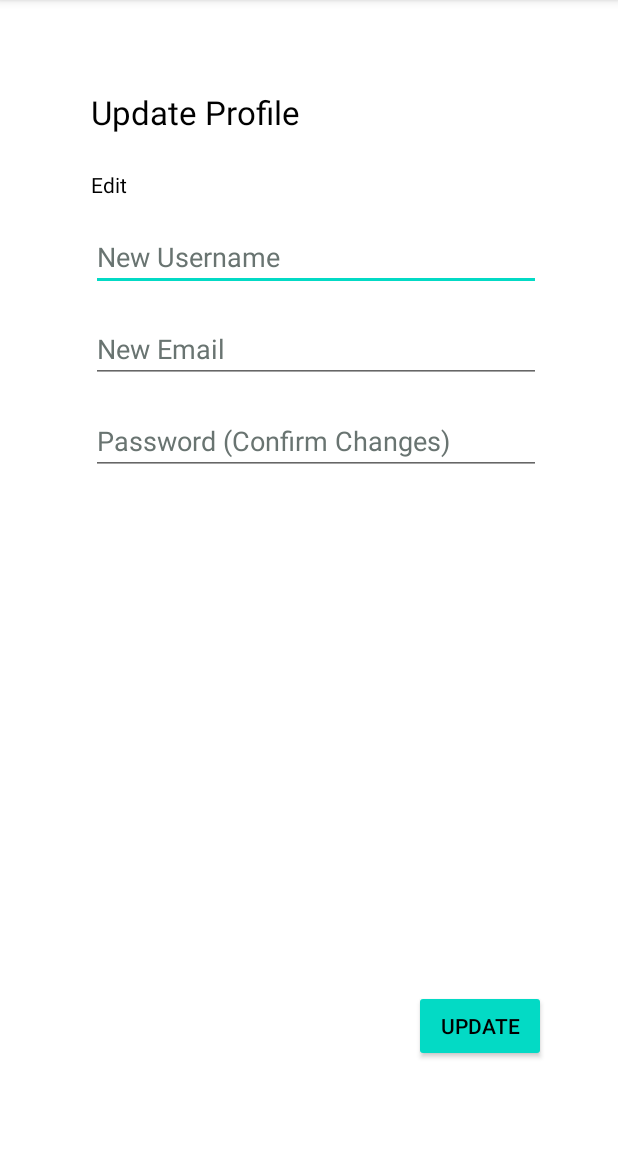
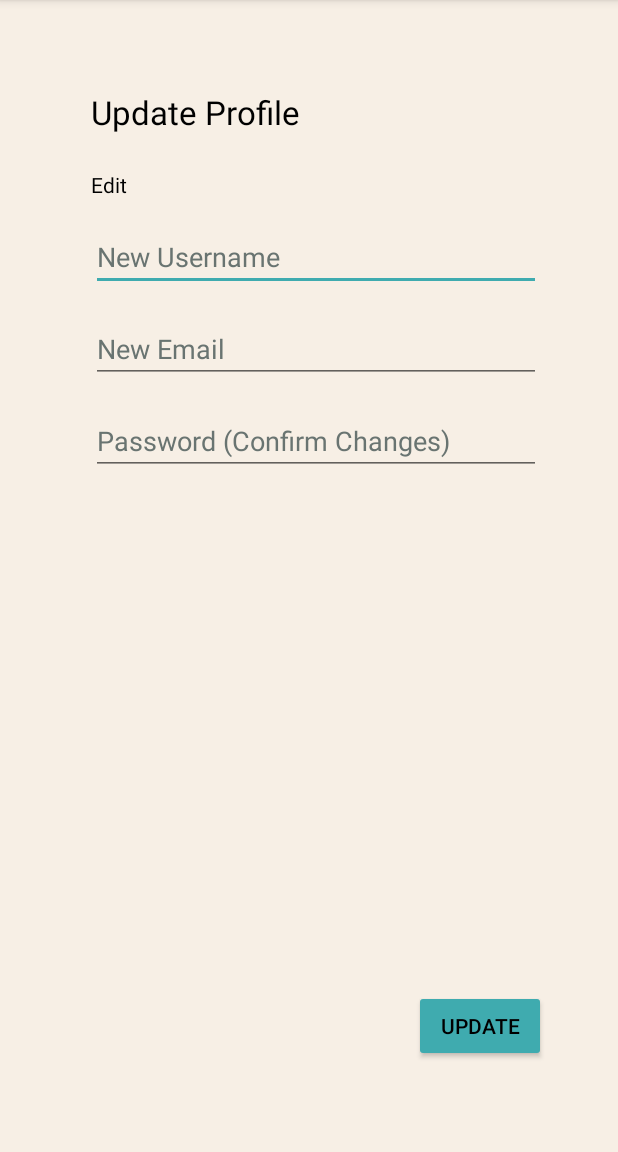
Before and after one commit to geehyness/Meditation-Times-App, an Android app: the screen it shows after launch once a user with an empty profile is signed in (HomeActivity), in the side drawer, after a tap on "Profile", on a phone screen of 412 x 824 dp, the part 84-1236 px from its top. Run offline under Robolectric (Android 15) with nearby library versions, the phone set to English and light mode, and no system bars; our stand-ins replace Firebase (no records; nobody signed in at launch, a user with empty details on screens opened directly); 2 statements that could not run were skipped.

```diff
--- a/HLCMT2/app/src/main/java/com/hw/hlcmt/HomeActivity.java
+++ b/HLCMT2/app/src/main/java/com/hw/hlcmt/HomeActivity.java
@@ -112,9 +112,9 @@ public class HomeActivity extends AppCompatActivity implements View.OnClickListe
                 getSupportFragmentManager().beginTransaction().replace(R.id.fragment_container,
                         new MeditationFragment()).commit();
                 break;
-            case R.id.nav_chat:
+            case R.id.nav_settings:
                 getSupportFragmentManager().beginTransaction().replace(R.id.fragment_container,
-                        new ChatFragment()).commit();
+                        new SettingsFragment()).commit();
                 break;
             case R.id.nav_profile:
                 getSupportFragmentManager().beginTransaction().replace(R.id.fragment_container,
--- /dev/null
+++ b/HLCMT2/app/src/main/java/com/hw/hlcmt/JavaRepositories/Language.java
@@ -0,0 +1,5 @@
+package com.hw.hlcmt.JavaRepositories;
+
+public enum Language {
+    English, Siswati
+}
--- a/HLCMT2/app/src/main/java/com/hw/hlcmt/MeditationFragment.java
+++ b/HLCMT2/app/src/main/java/com/hw/hlcmt/MeditationFragment.java
@@ -33,10 +33,11 @@ import java.util.HashSet;
 
 public class MeditationFragment extends Fragment {
     private final FirebaseAuth fbAuth = FirebaseAuth.getInstance();
-    private RecyclerView mRecyclerView;
-    private RecyclerView.Adapter mAdapter;
-    private RecyclerView.LayoutManager mLayoutManager;
+    private RecyclerView mtRecyclerView;
+    private RecyclerView.Adapter mtAdapter;
+    private RecyclerView.LayoutManager mtLayoutManager;
     private FloatingActionButton btnAddMT;
+    private FloatingActionButton btnAdmin;
 
     private ArrayList<MessageModel> MTList = new ArrayList<>();
     private HashSet<MessageModel> set = new HashSet<>();
@@ -48,7 +49,17 @@ public class MeditationFragment extends Fragment {
     public View onCreateView(@NonNull LayoutInflater inflater, @Nullable ViewGroup container, @Nullable Bundle savedInstanceState) {
         final View v = inflater.inflate(R.layout.fragment_meditation, container, false);
         btnAddMT = v.findViewById(R.id.btnAddMT);
+        btnAdmin = v.findViewById(R.id.btnAdmin);
         btnAddMT.hide();
+        btnAdmin.hide();
+
+        mtRecyclerView = v.findViewById(R.id.recyclerView);
+        mtRecyclerView.setHasFixedSize(true);
+        mtLayoutManager = new LinearLayoutManager(getContext());
+        mtAdapter = new MTAdapter(MTList);
+
+        mtRecyclerView.setLayoutManager(mtLayoutManager);
+        mtRecyclerView.setAdapter(mtAdapter);
 
         messages.addSnapshotListener(new EventListener<QuerySnapshot>() {
             @Override
@@ -61,21 +72,19 @@ public class MeditationFragment extends Fragment {
                 if (queryDocumentSnapshots != null){
                     for(DocumentSnapshot msg : queryDocumentSnapshots){
                         MessageModel tempMsg = msg.toObject(MessageModel.class);
+                        tempMsg.setMsgId(msg.getId());
 
-                        // If String is not in set, add it to the list and the set.
-                        if (!set.contains(tempMsg)) {
+                        boolean exists = false;
+
+                        for(MessageModel m : MTList)
+                            if(m.getMsgId().equals(tempMsg.getMsgId()))
+                                exists = true;
+
+                        if (!exists)
                             MTList.add(tempMsg);
-                            set.add(tempMsg);
-                        }
                     }
 
-                    mRecyclerView = v.findViewById(R.id.recyclerView);
-                    mRecyclerView.setHasFixedSize(true);
-                    mLayoutManager = new LinearLayoutManager(getContext());
-                    mAdapter = new MTAdapter(MTList);
-
-                    mRecyclerView.setLayoutManager(mLayoutManager);
-                    mRecyclerView.setAdapter(mAdapter);
+                    mtAdapter.notifyDataSetChanged();
                 }
             }
         });
@@ -105,9 +114,10 @@ public class MeditationFragment extends Fragment {
 
                 if(userModel != null){
                     if(userModel.getUserType().equals(UserType.ADMIN) ||
-                            userModel.getUserType().equals(UserType.WRITER)){
+                            userModel.getUserType().equals(UserType.WRITER))
                         btnAddMT.show();
-                    }
+                    if(userModel.getUserType().equals(UserType.ADMIN))
+                        btnAdmin.show();
                 }
             }
         });
--- a/HLCMT2/app/src/main/java/com/hw/hlcmt/ChatFragment.java
+++ b/HLCMT2/app/src/main/java/com/hw/hlcmt/SettingsFragment.java
@@ -8,10 +8,10 @@ import android.view.LayoutInflater;
 import android.view.View;
 import android.view.ViewGroup;
 
-public class ChatFragment extends Fragment {
+public class SettingsFragment extends Fragment {
     @Nullable
     @Override
     public View onCreateView(@NonNull LayoutInflater inflater, @Nullable ViewGroup container, @Nullable Bundle savedInstanceState) {
-        return inflater.inflate(R.layout.fragment_chat, container, false);
+        return inflater.inflate(R.layout.fragment_settings, container, false);
     }
 }
--- /dev/null
+++ b/HLCMT2/app/src/main/res/drawable/ic_settings.xml
@@ -0,0 +1,9 @@
+<vector xmlns:android="http://schemas.android.com/apk/res/android"
+        android:width="24dp"
+        android:height="24dp"
+        android:viewportWidth="24.0"
+        android:viewportHeight="24.0">
+    <path
+        android:fillColor="#FF000000"
+        android:pathData="M12,10c-1.1,0 -2,0.9 -2,2s0.9,2 2,2 2,-0.9 2,-2 -0.9,-2 -2,-2zM19,3L5,3c-1.11,0 -2,0.9 -2,2v14c0,1.1 0.89,2 2,2h14c1.11,0 2,-0.9 2,-2L21,5c0,-1.1 -0.89,-2 -2,-2zM17.25,12c0,0.23 -0.02,0.46 -0.05,0.68l1.48,1.16c0.13,0.11 0.17,0.3 0.08,0.45l-1.4,2.42c-0.09,0.15 -0.27,0.21 -0.43,0.15l-1.74,-0.7c-0.36,0.28 -0.76,0.51 -1.18,0.69l-0.26,1.85c-0.03,0.17 -0.18,0.3 -0.35,0.3h-2.8c-0.17,0 -0.32,-0.13 -0.35,-0.29l-0.26,-1.85c-0.43,-0.18 -0.82,-0.41 -1.18,-0.69l-1.74,0.7c-0.16,0.06 -0.34,0 -0.43,-0.15l-1.4,-2.42c-0.09,-0.15 -0.05,-0.34 0.08,-0.45l1.48,-1.16c-0.03,-0.23 -0.05,-0.46 -0.05,-0.69 0,-0.23 0.02,-0.46 0.05,-0.68l-1.48,-1.16c-0.13,-0.11 -0.17,-0.3 -0.08,-0.45l1.4,-2.42c0.09,-0.15 0.27,-0.21 0.43,-0.15l1.74,0.7c0.36,-0.28 0.76,-0.51 1.18,-0.69l0.26,-1.85c0.03,-0.17 0.18,-0.3 0.35,-0.3h2.8c0.17,0 0.32,0.13 0.35,0.29l0.26,1.85c0.43,0.18 0.82,0.41 1.18,0.69l1.74,-0.7c0.16,-0.06 0.34,0 0.43,0.15l1.4,2.42c0.09,0.15 0.05,0.34 -0.08,0.45l-1.48,1.16c0.03,0.23 0.05,0.46 0.05,0.69z"/>
+</vector>
--- a/HLCMT2/app/src/main/res/layout/mt_item.xml
+++ b/HLCMT2/app/src/main/res/layout/mt_item.xml
@@ -32,7 +32,7 @@
             android:id="@+id/mtDate"
             android:layout_width="wrap_content"
             android:layout_height="wrap_content"
-            android:layout_below="@+id/mtAuthor"
+            android:layout_below="@+id/mtTitle"
             android:layout_marginStart="4dp"
             android:layout_toEndOf="@+id/mtImage"
             android:text="Line 2"
@@ -42,7 +42,7 @@
             android:id="@+id/mtAuthor"
             android:layout_width="wrap_content"
             android:layout_height="wrap_content"
-            android:layout_below="@+id/mtTitle"
+            android:layout_below="@+id/mtDate"
             android:layout_marginStart="4dp"
             android:layout_toEndOf="@+id/mtImage"
             android:text="Line 2"
--- a/HLCMT2/app/src/main/res/menu/drawer_menu.xml
+++ b/HLCMT2/app/src/main/res/menu/drawer_menu.xml
@@ -8,13 +8,14 @@
             android:icon="@drawable/ic_meditation_times"
             android:title="Meditation Times"/>
 
-        <item android:id="@+id/nav_chat"
-            android:icon="@drawable/ic_chat"
-            android:title="Chat"/>
-
         <item android:id="@+id/nav_profile"
             android:icon="@drawable/ic_profile"
             android:title="Profile"/>
+
+        <item android:id="@+id/nav_settings"
+            android:icon="@drawable/ic_settings"
+            android:title="Settings"/>
+
     </group>
 
     <item android:title="App Specific">
--- a/HLCMT2/app/src/main/res/values/colors.xml
+++ b/HLCMT2/app/src/main/res/values/colors.xml
@@ -1,15 +1,15 @@
 <?xml version="1.0" encoding="utf-8"?>
 <resources>
-    <color name="colorPrimary">#6200ee</color>
+    <color name="colorPrimary">#fd5825</color>
     <color name="colorText">#000000</color>
-    <color name="colorPrimaryDark">#3700be</color>
-    <color name="colorAccent">#03dac5</color>
+    <color name="colorPrimaryDark">#202020</color>
+    <color name="colorAccent">#3fabaf</color>
 
     <color name="colorBg">#202020</color>
-    <color name="colorGrad1">#ffffff</color>
-    <color name="colorGrad2">#ffffff</color>
+    <color name="colorGrad1">#f7efe5</color>
+    <color name="colorGrad2">#f7efe5</color>
 
-    <color name="colorMenu">#ffffff</color>
+    <color name="colorMenu">#f7efe5</color>
     <color name="colorHintGray">#697471</color>
     <color name="colorTransparent">#00000000</color>
 </resources>
--- a/HLCMT2/app/src/main/res/values/styles.xml
+++ b/HLCMT2/app/src/main/res/values/styles.xml
@@ -11,7 +11,7 @@
     </style>
 
     <style name="MyDialogTheme" parent="Theme.AppCompat.Light.Dialog.Alert">
-        <item name="android:background">@color/colorBg</item>
+        <item name="android:background">@drawable/bg_gradient</item>
         <item name="android:textColor">@color/colorPrimary</item>
         <item name="android:color">@color/colorPrimary</item>
         <item name="android:buttonBarButtonStyle">@style/MyButtonsStyle</item>
```
Also changed, not shown: HLCMT2/app/src/main/java/com/hw/hlcmt/JavaRepositories/MTAdapter.java (+12 -12 lines), HLCMT2/app/src/main/java/com/hw/hlcmt/JavaRepositories/MessageModel.java (+22 -3 lines), HLCMT2/app/src/main/java/com/hw/hlcmt/WriteMeditationTimes.java (+55 -4 lines), HLCMT2/app/src/main/res/drawable/ic_admin_settings.xml (added, +9 -0 lines), HLCMT2/app/src/main/res/drawable/ic_mt_dark.xml (added, +9 -0 lines), HLCMT2/app/src/main/res/layout/activity_write_meditation_times.xml (+30 -7 lines), HLCMT2/app/src/main/res/layout/fragment_meditation.xml (+13 -1 lines), HLCMT2/app/src/main/res/menu/bottom_navigation.xml (deleted, +0 -19 lines), HLCMT2/app/src/main/res/drawable/lang_en.png (added), HLCMT2/app/src/main/res/drawable/lang_ss.png (added), HLCMT2/app/src/main/res/layout/fragment_settings.xml (renamed from HLCMT2/app/src/main/res/layout/fragment_chat.xml).
